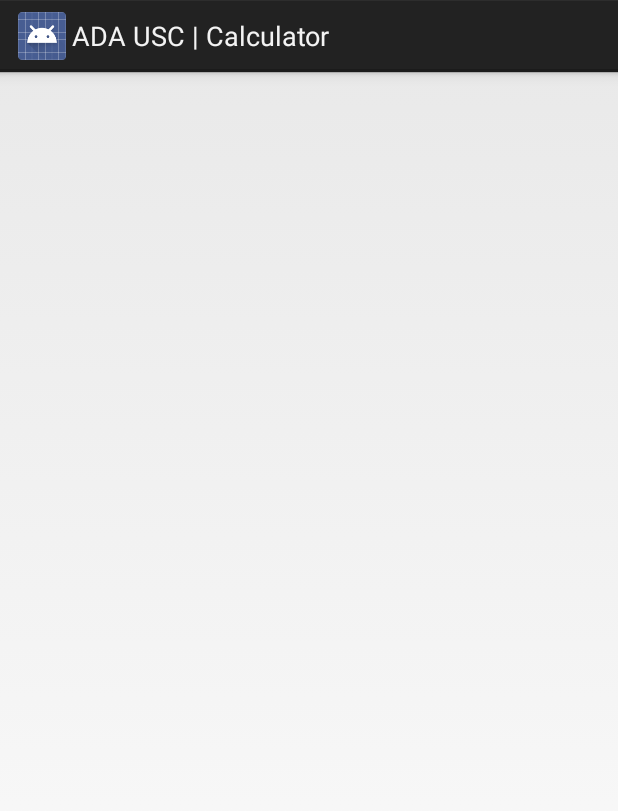
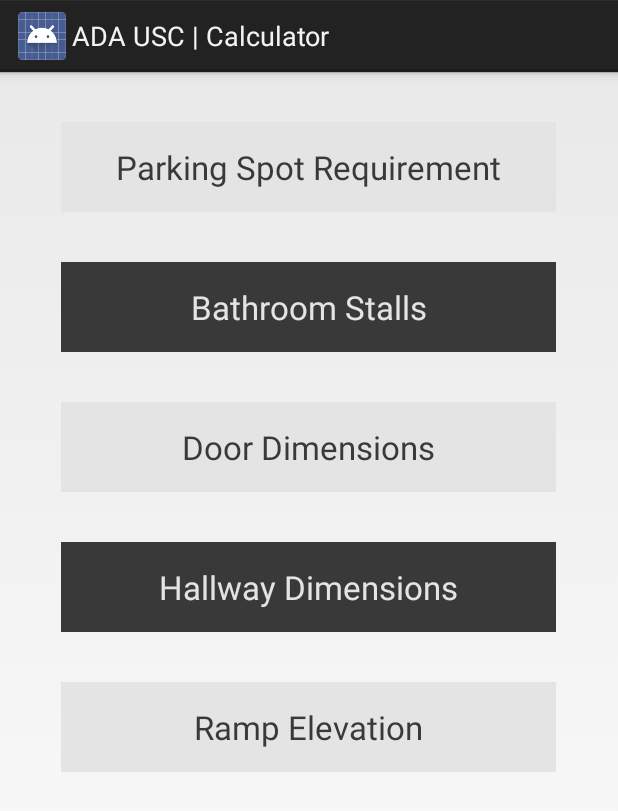
Before and after one commit to SCCapstone/ADAUSC, an Android app: the CalculatorScreen screen opened directly, with no data from a screen before it, on a phone screen of 412 x 824 dp. Shown: the top 811 px of the screen. Run offline under Robolectric (Android 15) with nearby library versions, the phone set to English and light mode, and no system bars.

Commit message:
Calculator Select Buttons
Added some buttons to the main calculator select screen. Planning to go
back and lead each button to the corresponding calculate activity.

```diff
--- a/app/src/main/res/layout/activity_calculator.xml
+++ b/app/src/main/res/layout/activity_calculator.xml
@@ -1,6 +1,118 @@
 <?xml version="1.0" encoding="utf-8"?>
 <RelativeLayout xmlns:android="http://schemas.android.com/apk/res/android"
     android:layout_width="match_parent"
-    android:layout_height="match_parent">
+    android:layout_height="match_parent"
+    android:clickable="false">
+
+    <Button
+        android:layout_width="wrap_content"
+        android:layout_height="wrap_content"
+        android:text="Parking Spot Requirement"
+        android:id="@+id/parking_button"
+        android:layout_marginTop="33dp"
+        android:paddingLeft="35dp"
+        android:paddingRight="35dp"
+        android:textStyle="normal"
+        android:textSize="22sp"
+        android:typeface="normal"
+        android:textColor="#393939"
+        android:background="#E4E4E4"
+        android:enabled="false"
+        android:paddingTop="15dp"
+        android:paddingBottom="15dp"
+        android:maxWidth="330dp"
+        android:minWidth="330dp"
+        android:layout_alignParentTop="true"
+        android:layout_centerHorizontal="true" />
+
+    <Button
+        android:layout_width="wrap_content"
+        android:layout_height="wrap_content"
+        android:text="Bathroom Stalls"
+        android:id="@+id/stall_button"
+        android:paddingLeft="35dp"
+        android:paddingRight="35dp"
+        android:textStyle="normal"
+        android:textSize="22sp"
+        android:typeface="normal"
+        android:textColor="#E4E4E4"
+        android:background="#393939"
+        android:enabled="false"
+        android:paddingTop="15dp"
+        android:paddingBottom="15dp"
+        android:maxWidth="330dp"
+        android:minWidth="330dp"
+        android:layout_below="@+id/parking_button"
+        android:layout_centerHorizontal="true"
+        android:layout_marginTop="33dp"
+        android:layout_alignStart="@id/parking_button" />
+
+    <Button
+        android:layout_width="wrap_content"
+        android:layout_height="wrap_content"
+        android:text="Door Dimensions"
+        android:id="@+id/door_button"
+        android:paddingLeft="35dp"
+        android:paddingRight="35dp"
+        android:textStyle="normal"
+        android:textSize="22sp"
+        android:typeface="normal"
+        android:textColor="#393939"
+        android:background="#E4E4E4"
+        android:enabled="false"
+        android:paddingTop="15dp"
+        android:paddingBottom="15dp"
+        android:maxWidth="330dp"
+        android:minWidth="330dp"
+        android:layout_alignWithParentIfMissing="false"
+        android:layout_below="@+id/stall_button"
+        android:layout_alignLeft="@+id/stall_button"
+        android:layout_alignStart="@+id/stall_button"
+        android:layout_marginTop="33dp" />
+
+    <Button
+        android:layout_width="wrap_content"
+        android:layout_height="wrap_content"
+        android:text="Hallway Dimensions"
+        android:id="@+id/hallway_button"
+        android:paddingLeft="35dp"
+        android:paddingRight="35dp"
+        android:textStyle="normal"
+        android:textSize="22sp"
+        android:typeface="normal"
+        android:textColor="#E4E4E4"
+        android:background="#393939"
+        android:enabled="false"
+        android:paddingTop="15dp"
+        android:paddingBottom="15dp"
+        android:maxWidth="330dp"
+        android:minWidth="330dp"
+        android:layout_marginTop="33dp"
+        android:layout_below="@+id/door_button"
+        android:layout_centerHorizontal="true"
+        android:layout_alignStart="@id/parking_button" />
+
+    <Button
+        android:layout_width="wrap_content"
+        android:layout_height="wrap_content"
+        android:text="Ramp Elevation"
+        android:id="@+id/ramp_button"
+        android:paddingLeft="35dp"
+        android:paddingRight="35dp"
+        android:textStyle="normal"
+        android:textSize="22sp"
+        android:typeface="normal"
+        android:textColor="#393939"
+        android:background="#E4E4E4"
+        android:enabled="false"
+        android:paddingTop="15dp"
+        android:paddingBottom="15dp"
+        android:maxWidth="330dp"
+        android:minWidth="330dp"
+        android:layout_alignWithParentIfMissing="false"
+        android:layout_marginTop="33dp"
+        android:layout_below="@+id/hallway_button"
+        android:layout_centerHorizontal="true"
+        android:layout_alignStart="@id/parking_button" />
 
 </RelativeLayout>
```
